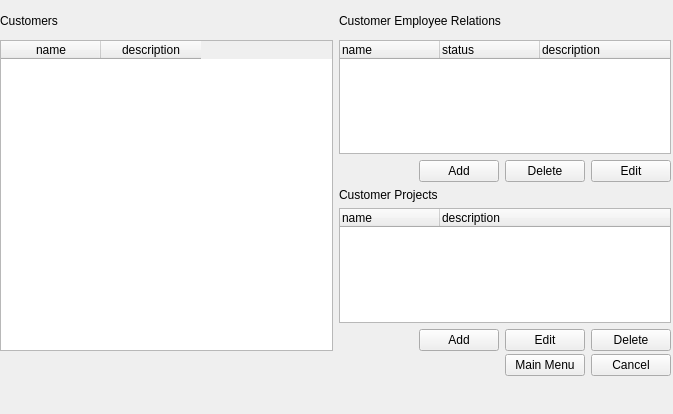
Above: demo/crm/client/relationCustomerEmployee.ui from Wolframe/qtClient before the change. Below: the same form after it.
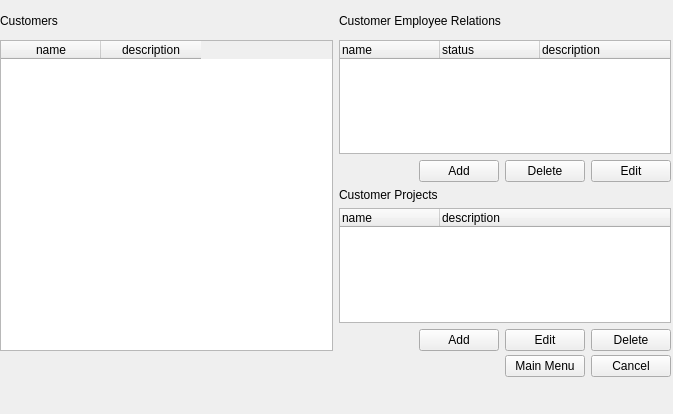
That is the form after the change.

Commit message: CRM: some fixes on CRM relation form. qtclient: Do not load forms with duplicate widgetid

What changed in the file:
```diff
--- a/demo/crm/client/relationCustomerEmployee.ui
+++ b/demo/crm/client/relationCustomerEmployee.ui
@@ -264,7 +264,7 @@
      <x>0</x>
      <y>350</y>
      <width>671</width>
-     <height>31</height>
+     <height>33</height>
     </rect>
    </property>
    <layout class="QHBoxLayout" name="action">
```
Left out of the diff: 6 changed lines with no effect on the pictures. The commit also changes 5 other files.
